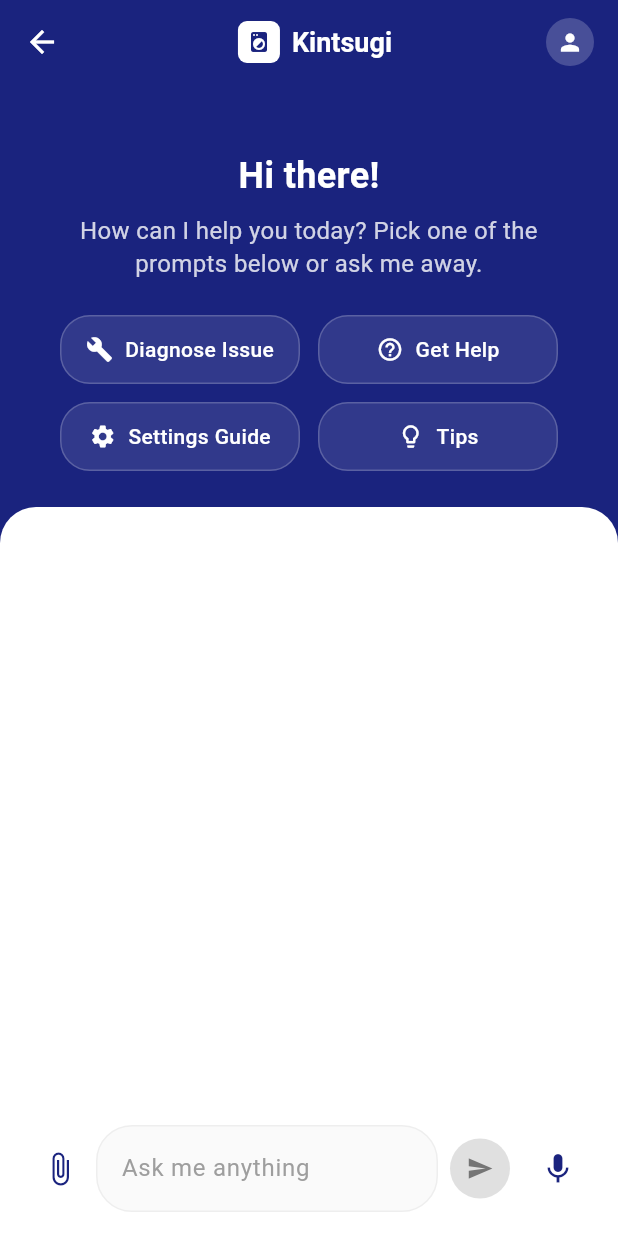
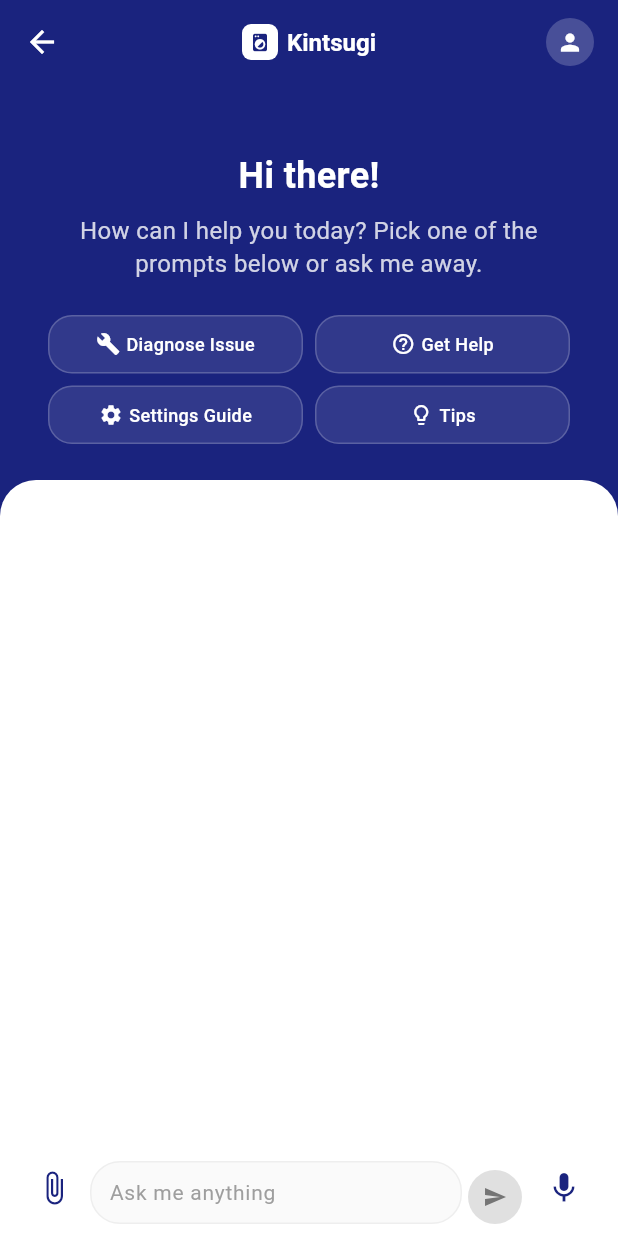
Before and after one commit to AryanSaxenaa/Kintsugi, a Flutter app: the ChatScreen screen opened directly, on a phone screen of 412 x 824 dp. Run offline on Flutter 3.47's test engine with Material 3 defaults, Android fonts, the light colour scheme and no system bars.

Commit message:
fixed bottom and right overflow

```diff
--- a/lib/screens/chat_screen.dart
+++ b/lib/screens/chat_screen.dart
@@ -55,22 +55,23 @@ class _ChatScreenState extends State<ChatScreen> {
         ),
         title: Row(
           mainAxisAlignment: MainAxisAlignment.center,
+          mainAxisSize: MainAxisSize.min,
           children: [
             Container(
-              width: 28,
-              height: 28,
+              width: 24,
+              height: 24,
               decoration: BoxDecoration(
                 color: Colors.white,
                 borderRadius: BorderRadius.circular(6),
               ),
-              child: const Icon(Icons.local_laundry_service, color: Color(0xFF1A237E), size: 16),
+              child: const Icon(Icons.local_laundry_service, color: Color(0xFF1A237E), size: 14),
             ),
-            const SizedBox(width: 8),
+            const SizedBox(width: 6),
             const Text(
               'Kintsugi',
               style: TextStyle(
                 color: Colors.white,
-                fontSize: 18,
+                fontSize: 16,
                 fontWeight: FontWeight.w600,
               ),
             ),
@@ -118,22 +119,22 @@ class _ChatScreenState extends State<ChatScreen> {
                   ),
                   const SizedBox(height: 24),
                   // Feature buttons
-                  Container(
-                    padding: const EdgeInsets.symmetric(horizontal: 16),
+                  Padding(
+                    padding: const EdgeInsets.symmetric(horizontal: 8),
                     child: Column(
                       children: [
                         Row(
                           children: [
                             Expanded(child: _buildFeatureButton(Icons.build, 'Diagnose Issue', () {})),
-                            const SizedBox(width: 12),
+                            const SizedBox(width: 8),
                             Expanded(child: _buildFeatureButton(Icons.help_outline, 'Get Help', () {})),
                           ],
                         ),
-                        const SizedBox(height: 12),
+                        const SizedBox(height: 8),
                         Row(
                           children: [
                             Expanded(child: _buildFeatureButton(Icons.settings, 'Settings Guide', () {})),
-                            const SizedBox(width: 12),
+                            const SizedBox(width: 8),
                             Expanded(child: _buildFeatureButton(Icons.lightbulb_outline, 'Tips', () {})),
                           ],
                         ),
@@ -166,48 +167,60 @@ class _ChatScreenState extends State<ChatScreen> {
             ),
           ),
           // Input area
-          Container(
-            padding: const EdgeInsets.all(16),
+          SafeArea(
+            child: Container(
+              padding: const EdgeInsets.symmetric(horizontal: 12, vertical: 8),
               decoration: const BoxDecoration(
                 color: Colors.white,
               ),
               child: Row(
+                crossAxisAlignment: CrossAxisAlignment.end,
                 children: [
                   IconButton(
                     icon: const Icon(Icons.attach_file, color: Color(0xFF1A237E)),
                     onPressed: () {},
+                    constraints: const BoxConstraints(
+                      minWidth: 36,
+                      minHeight: 36,
+                    ),
+                    padding: EdgeInsets.zero,
                   ),
                   Expanded(
                     child: Container(
-                    padding: const EdgeInsets.symmetric(horizontal: 16, vertical: 12),
+                      constraints: const BoxConstraints(
+                        maxHeight: 120,
+                      ),
+                      padding: const EdgeInsets.symmetric(horizontal: 12, vertical: 8),
                       decoration: BoxDecoration(
                         color: Colors.grey[50],
-                      borderRadius: BorderRadius.circular(24),
+                        borderRadius: BorderRadius.circular(20),
                         border: Border.all(color: Colors.grey[200]!),
                       ),
                       child: TextField(
                         controller: _queryController,
                         decoration: const InputDecoration(
                           hintText: 'Ask me anything',
-                        hintStyle: TextStyle(color: Colors.grey),
+                          hintStyle: TextStyle(color: Colors.grey, fontSize: 14),
                           border: InputBorder.none,
                           isDense: true,
+                          contentPadding: EdgeInsets.zero,
                         ),
                         maxLines: null,
+                        textInputAction: TextInputAction.newline,
                         onSubmitted: (_) => _sendMessage(),
                         onChanged: (text) => setState(() {}),
                       ),
                     ),
                   ),
-                const SizedBox(width: 8),
+                  const SizedBox(width: 4),
                   Container(
-                  width: 40,
-                  height: 40,
+                    width: 36,
+                    height: 36,
                     decoration: BoxDecoration(
                       color: _queryController.text.trim().isEmpty
                           ? Colors.grey[300]
                           : const Color(0xFF1A237E),
-                    borderRadius: BorderRadius.circular(20),
+                      borderRadius: BorderRadius.circular(18),
                     ),
                     child: IconButton(
                       icon: Icon(
@@ -215,17 +228,24 @@ class _ChatScreenState extends State<ChatScreen> {
                         color: _queryController.text.trim().isEmpty
                             ? Colors.grey[600]
                             : Colors.white,
-                      size: 18,
+                        size: 16,
                       ),
                       onPressed: _sendMessage,
+                      padding: EdgeInsets.zero,
                     ),
                   ),
-                const SizedBox(width: 8),
+                  const SizedBox(width: 4),
                   IconButton(
                     icon: const Icon(Icons.mic, color: Color(0xFF1A237E)),
                     onPressed: () {},
+                    constraints: const BoxConstraints(
+                      minWidth: 36,
+                      minHeight: 36,
+                    ),
+                    padding: EdgeInsets.zero,
                   ),
                 ],
+              ),
             ),
           ),
         ],
@@ -237,23 +257,28 @@ class _ChatScreenState extends State<ChatScreen> {
     return GestureDetector(
       onTap: onPressed,
       child: Container(
-        padding: const EdgeInsets.symmetric(horizontal: 16, vertical: 12),
+        padding: const EdgeInsets.symmetric(horizontal: 8, vertical: 10),
         decoration: BoxDecoration(
           color: Colors.white.withOpacity(0.1),
-          borderRadius: BorderRadius.circular(20),
+          borderRadius: BorderRadius.circular(16),
           border: Border.all(color: Colors.white.withOpacity(0.2)),
         ),
         child: Row(
           mainAxisAlignment: MainAxisAlignment.center,
+          mainAxisSize: MainAxisSize.min,
           children: [
-            Icon(icon, size: 18, color: Colors.white),
-            const SizedBox(width: 8),
-            Text(
+            Icon(icon, size: 16, color: Colors.white),
+            const SizedBox(width: 4),
+            Flexible(
+              child: Text(
                 label,
                 style: const TextStyle(
-                fontSize: 14,
+                  fontSize: 12,
                   fontWeight: FontWeight.w500,
                   color: Colors.white,
+                ),
+                overflow: TextOverflow.ellipsis,
+                maxLines: 1,
               ),
             ),
           ],
@@ -264,54 +289,57 @@ class _ChatScreenState extends State<ChatScreen> {
 
   Widget _buildMessage(String text, bool isUser) {
     return Container(
-      margin: const EdgeInsets.only(bottom: 16),
+      margin: const EdgeInsets.only(bottom: 12),
       child: Row(
         crossAxisAlignment: CrossAxisAlignment.end,
         children: [
           if (!isUser) ...[
             Container(
-              width: 32,
-              height: 32,
+              width: 28,
+              height: 28,
               decoration: BoxDecoration(
                 color: const Color(0xFF1A237E),
-                borderRadius: BorderRadius.circular(8),
+                borderRadius: BorderRadius.circular(6),
               ),
-              child: const Icon(Icons.local_laundry_service, color: Colors.white, size: 16),
+              child: const Icon(Icons.local_laundry_service, color: Colors.white, size: 14),
             ),
-            const SizedBox(width: 12),
+            const SizedBox(width: 8),
           ],
           Expanded(
             child: Container(
-              padding: const EdgeInsets.symmetric(horizontal: 16, vertical: 12),
+              constraints: BoxConstraints(
+                maxWidth: MediaQuery.of(context).size.width * 0.75,
+              ),
+              padding: const EdgeInsets.symmetric(horizontal: 12, vertical: 10),
               decoration: BoxDecoration(
                 color: isUser ? const Color(0xFF1A237E) : Colors.grey[100],
                 borderRadius: BorderRadius.only(
-                  topLeft: const Radius.circular(20),
-                  topRight: const Radius.circular(20),
-                  bottomLeft: Radius.circular(isUser ? 20 : 4),
-                  bottomRight: Radius.circular(isUser ? 4 : 20),
+                  topLeft: const Radius.circular(16),
+                  topRight: const Radius.circular(16),
+                  bottomLeft: Radius.circular(isUser ? 16 : 4),
+                  bottomRight: Radius.circular(isUser ? 4 : 16),
                 ),
               ),
               child: Text(
                 text,
                 style: TextStyle(
                   color: isUser ? Colors.white : Colors.black87,
-                  fontSize: 15,
-                  height: 1.4,
+                  fontSize: 14,
+                  height: 1.3,
                 ),
               ),
             ),
           ),
           if (isUser) ...[
-            const SizedBox(width: 12),
+            const SizedBox(width: 8),
             Container(
-              width: 32,
-              height: 32,
+              width: 28,
+              height: 28,
               decoration: BoxDecoration(
                 color: const Color(0xFF1A237E).withOpacity(0.1),
-                borderRadius: BorderRadius.circular(16),
+                borderRadius: BorderRadius.circular(14),
               ),
-              child: const Icon(Icons.person, color: Color(0xFF1A237E), size: 16),
+              child: const Icon(Icons.person, color: Color(0xFF1A237E), size: 14),
             ),
           ],
         ],
```
Also changed, not shown: lib/screens/splash_screen.dart (+11 -2 lines), assets/app-images/washing-machine-along-with-laundary.png. Lines whose indentation alone changed are shown as unchanged.
